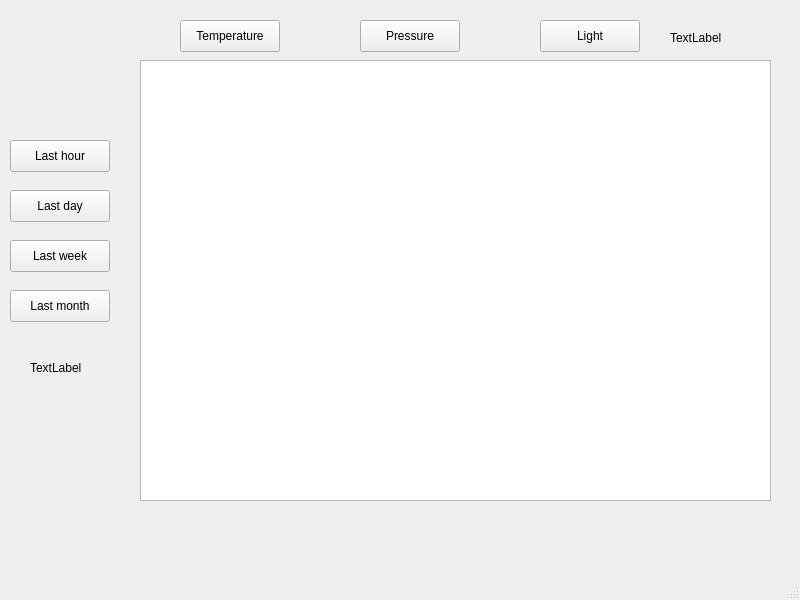
Qt form mainwindow.ui (RobertZubek/FlatMonitor) before a commit.
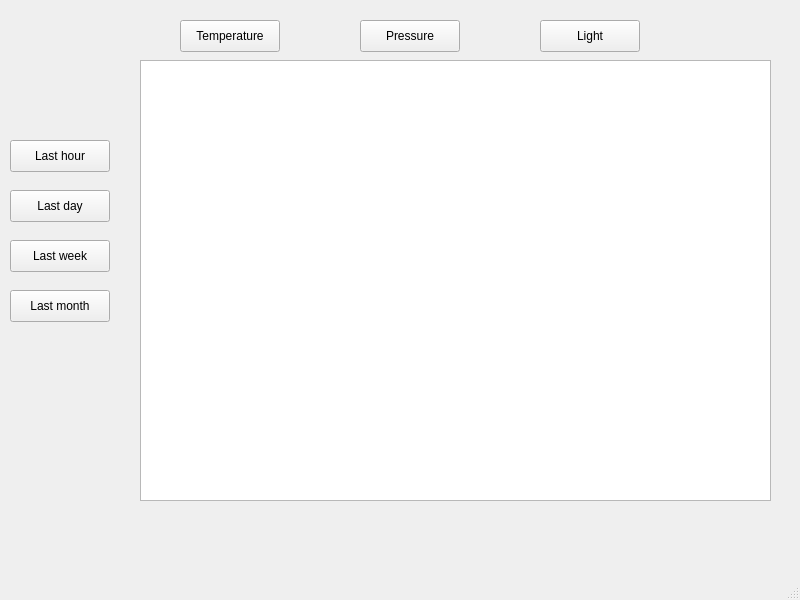
The same form after that commit. Custom widgets are drawn as their Qt base class.

Commit message: Chart changing with button

```diff
--- a/mainwindow.ui
+++ b/mainwindow.ui
@@ -105,32 +105,6 @@
      <string>Last month</string>
     </property>
    </widget>
-   <widget class="QLabel" name="stateText">
-    <property name="geometry">
-     <rect>
-      <x>670</x>
-      <y>30</y>
-      <width>58</width>
-      <height>16</height>
-     </rect>
-    </property>
-    <property name="text">
-     <string>TextLabel</string>
-    </property>
-   </widget>
-   <widget class="QLabel" name="rangeText">
-    <property name="geometry">
-     <rect>
-      <x>30</x>
-      <y>360</y>
-      <width>58</width>
-      <height>16</height>
-     </rect>
-    </property>
-    <property name="text">
-     <string>TextLabel</string>
-    </property>
-   </widget>
    <widget class="QChartView" name="graphicsView">
     <property name="geometry">
      <rect>
```
The commit also changes 1 other file.
